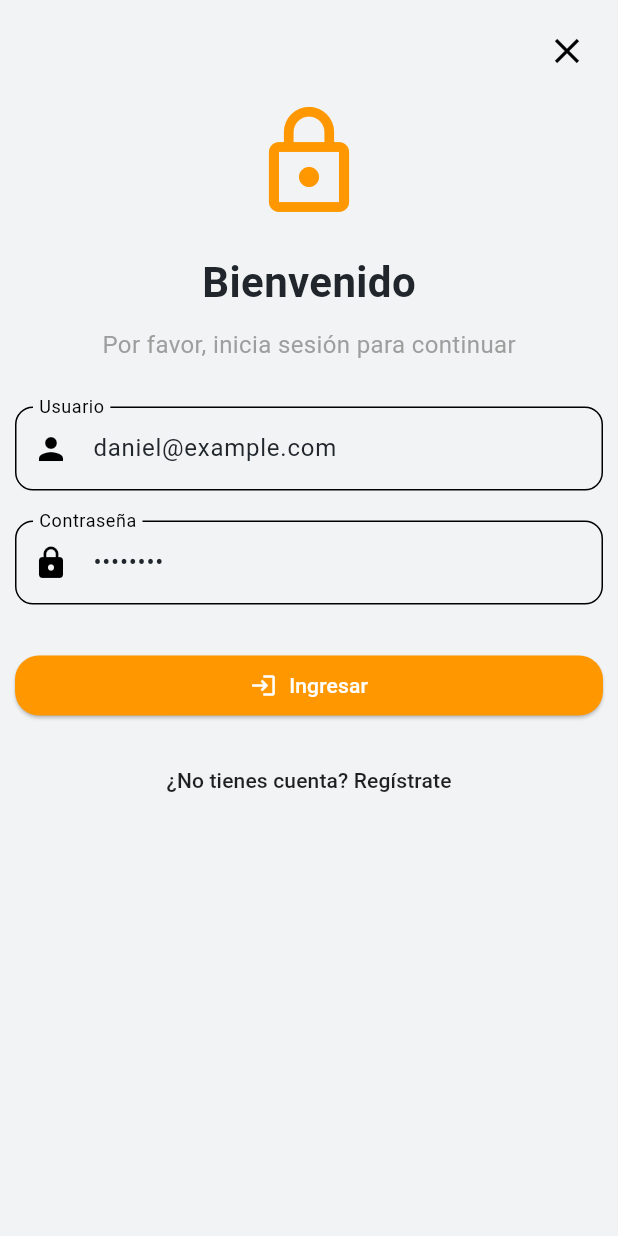
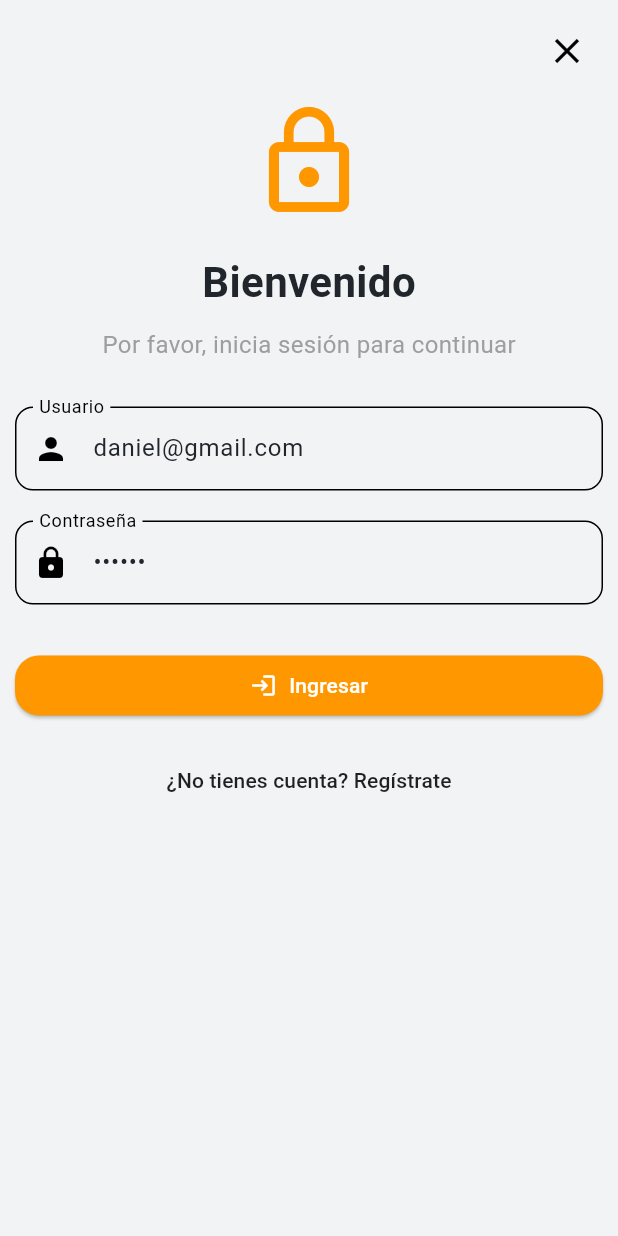
Before and after one commit to DanielfQo/Tienda_online, a Flutter app: the LoginPage screen opened by its route, on a phone screen of 412 x 824 dp. Run offline on Flutter 3.47's test engine with Material 3 defaults, Android fonts, the phone set to English and light mode, and no system bars; our stand-ins replace fl_chart, go_router; accounts and stored records are empty; network calls fail.

Commit message:
Merge de ramas

```diff
--- a/lib/presentation/pages/home_page.dart
+++ b/lib/presentation/pages/home_page.dart
@@ -83,7 +83,7 @@ class _HomePageState extends State<HomePage> {
                   IconButton(
                     icon: const Icon(Icons.filter_list, color: Colors.black54),
                     onPressed: () {
-                      // Acción filtro aquí si quieres
+                      // Accion filtro aquí si quieres
                     },
                   ),
                 ],
@@ -91,7 +91,7 @@ class _HomePageState extends State<HomePage> {
 
               const SizedBox(height: 16),
 
-              // Categorías horizontales
+              // Categorias horizontales
               SizedBox(
                 height: 80,
                 child: ListView.builder(
--- a/lib/presentation/pages/login_page.dart
+++ b/lib/presentation/pages/login_page.dart
@@ -19,8 +19,8 @@ class LoginPage extends StatefulWidget {
 }
 
 class _LoginPageState extends State<LoginPage> {
-  final _userController = TextEditingController(text: 'daniel@example.com');
-  final _passController = TextEditingController(text: '12345678'); //iniciar sesion rapido
+  final _userController = TextEditingController(text: 'daniel@gmail.com');
+  final _passController = TextEditingController(text: '123456');
 
   String? _error;
 
--- a/lib/presentation/pages/main_page.dart
+++ b/lib/presentation/pages/main_page.dart
@@ -4,6 +4,9 @@ import 'home_page.dart';
 import 'search_page.dart';
 import 'cart_page.dart';
 import 'wish_list_page.dart';
+
+import '../../core/theme/light_color.dart';
+import '../../core/theme/app_theme.dart';
 
 import '../../routes/app_routes.dart';
 import 'package:go_router/go_router.dart';
@@ -33,7 +36,7 @@ class _MainScreenState extends State<MainScreen> {
   Widget build(BuildContext context) {
     return Scaffold(
       appBar: AppBar(
-        backgroundColor: Colors.white,
+        backgroundColor: LightColor.background,
         elevation: 1,
         centerTitle: true,
         title: const Text(
```
